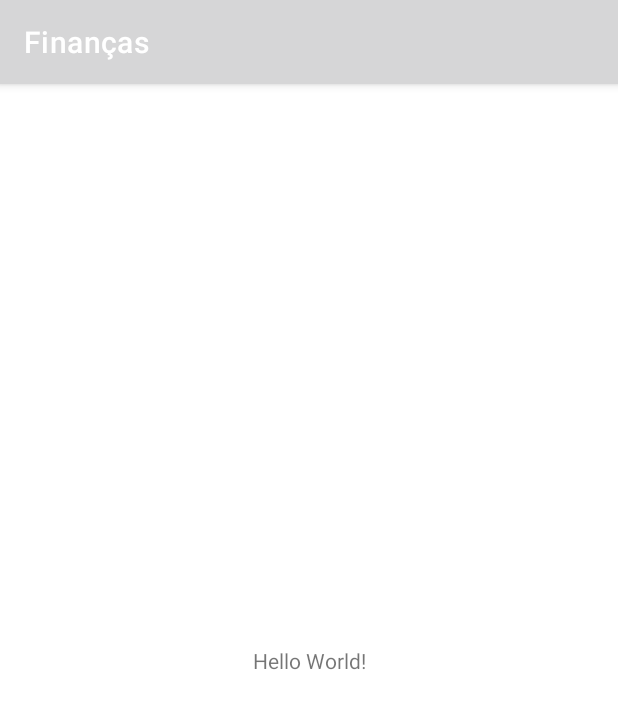
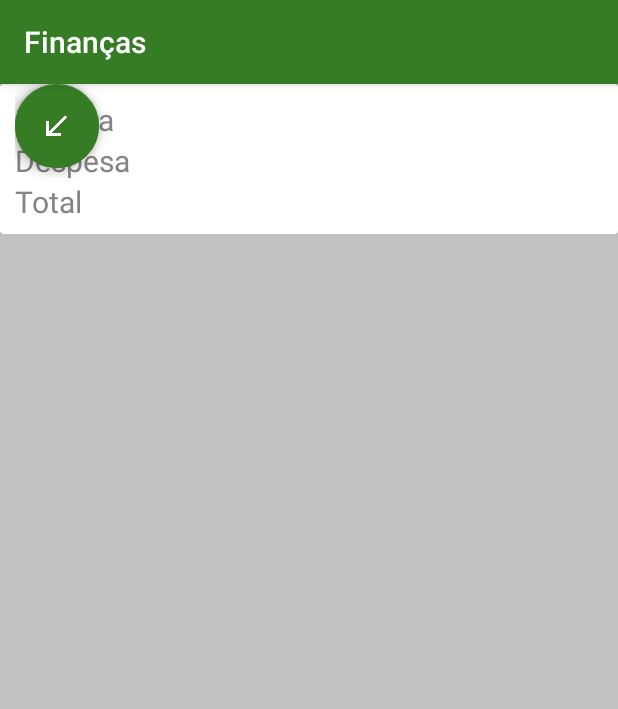
Before and after one commit to lmbaldi/FinancasK, an Android app: the screen it shows after launch (MainActivity before the commit, ListaTransacoesActivity after it), on a phone screen of 412 x 824 dp. Shown: the top 709 px of the screen. Run offline under Robolectric (Android 15) with nearby library versions, the phone set to English and light mode, and no system bars; plain views replace FloatingActionButton, FloatingActionMenu.

Commit message:
layout files are changed to work with Android X

```diff
--- a/app/build.gradle
+++ b/app/build.gradle
@@ -42,4 +42,10 @@ dependencies {
     testImplementation 'junit:junit:4.+'
     androidTestImplementation 'androidx.test.ext:junit:1.1.2'
     androidTestImplementation 'androidx.test.espresso:espresso-core:3.3.0'
+
+    implementation 'com.github.clans:fab:1.6.4'
+
+    implementation "androidx.cardview:cardview:1.0.0"
+
+
 }
--- a/app/src/main/AndroidManifest.xml
+++ b/app/src/main/AndroidManifest.xml
@@ -8,11 +8,10 @@
         android:label="@string/app_name"
         android:roundIcon="@mipmap/ic_launcher_round"
         android:supportsRtl="true"
-        android:theme="@style/Theme.FinancasK">
-        <activity android:name=".MainActivity">
+        android:theme="@style/AppTheme">
+        <activity android:name=".ui.activity.ListaTransacoesActivity">
             <intent-filter>
                 <action android:name="android.intent.action.MAIN" />
-
                 <category android:name="android.intent.category.LAUNCHER" />
             </intent-filter>
         </activity>
--- a/app/src/main/java/com/example/financask/MainActivity.kt
+++ /dev/null
@@ -1,11 +0,0 @@
-package com.example.financask
-
-import androidx.appcompat.app.AppCompatActivity
-import android.os.Bundle
-
-class MainActivity : AppCompatActivity() {
-    override fun onCreate(savedInstanceState: Bundle?) {
-        super.onCreate(savedInstanceState)
-        setContentView(R.layout.activity_main)
-    }
-}
--- a/app/src/main/java/com/example/financask/ui/activity/ListaTransacoesActivity.kt
+++ b/app/src/main/java/com/example/financask/ui/activity/ListaTransacoesActivity.kt
@@ -2,10 +2,12 @@ package com.example.financask.ui.activity
 
 import android.os.Bundle
 import androidx.appcompat.app.AppCompatActivity
+import com.example.financask.R
 
 class ListaTransacoesActivity : AppCompatActivity() {
 
     override fun onCreate(savedInstanceState: Bundle?) {
         super.onCreate(savedInstanceState)
+        setContentView(R.layout.activity_lista_transacoes)
     }
 }
--- a/app/src/main/res/layout/activity_main.xml
+++ /dev/null
@@ -1,18 +0,0 @@
-<?xml version="1.0" encoding="utf-8"?>
-<androidx.constraintlayout.widget.ConstraintLayout xmlns:android="http://schemas.android.com/apk/res/android"
-    xmlns:app="http://schemas.android.com/apk/res-auto"
-    xmlns:tools="http://schemas.android.com/tools"
-    android:layout_width="match_parent"
-    android:layout_height="match_parent"
-    tools:context=".MainActivity">
-
-    <TextView
-        android:layout_width="wrap_content"
-        android:layout_height="wrap_content"
-        android:text="Hello World!"
-        app:layout_constraintBottom_toBottomOf="parent"
-        app:layout_constraintLeft_toLeftOf="parent"
-        app:layout_constraintRight_toRightOf="parent"
-        app:layout_constraintTop_toTopOf="parent" />
-
-</androidx.constraintlayout.widget.ConstraintLayout>
--- a/app/src/main/res/layout/resumo_card.xml
+++ b/app/src/main/res/layout/resumo_card.xml
@@ -1,5 +1,5 @@
 <?xml version="1.0" encoding="utf-8"?>
-<android.support.v7.widget.CardView xmlns:android="http://schemas.android.com/apk/res/android"
+<androidx.cardview.widget.CardView xmlns:android="http://schemas.android.com/apk/res/android"
     xmlns:tools="http://schemas.android.com/tools"
     android:layout_width="match_parent"
     android:layout_height="100dp"
@@ -9,10 +9,11 @@
         android:layout_width="match_parent"
         android:layout_height="match_parent"
         android:orientation="horizontal"
-        android:padding="10dp">
+        android:padding="10dp"
+        android:baselineAligned="false">
 
         <LinearLayout
-            android:layout_width="match_parent"
+            android:layout_width="0dp"
             android:layout_height="wrap_content"
             android:layout_weight="2"
             android:orientation="vertical">
@@ -21,19 +22,19 @@
                 android:layout_width="wrap_content"
                 android:layout_height="wrap_content"
                 android:text="@string/receita"
-                android:textSize="20dp" />
+                android:textSize="20sp" />
 
             <TextView
                 android:layout_width="wrap_content"
                 android:layout_height="wrap_content"
                 android:text="@string/despesa"
-                android:textSize="20dp" />
+                android:textSize="20sp" />
 
             <TextView
                 android:layout_width="wrap_content"
                 android:layout_height="wrap_content"
                 android:text="@string/total"
-                android:textSize="20dp" />
+                android:textSize="20sp" />
 
         </LinearLayout>
 
@@ -47,7 +48,7 @@
                 android:layout_width="wrap_content"
                 android:layout_height="wrap_content"
                 android:layout_gravity="right"
-                android:textSize="20dp"
+                android:textSize="20sp"
                 tools:text="R$ 1000000,00" />
 
             <TextView
@@ -55,7 +56,7 @@
                 android:layout_width="wrap_content"
                 android:layout_height="wrap_content"
                 android:layout_gravity="right"
-                android:textSize="20dp"
+                android:textSize="20sp"
                 tools:text="R$ 10000,00" />
 
             <View
@@ -69,9 +70,9 @@
                 android:layout_width="wrap_content"
                 android:layout_height="wrap_content"
                 android:layout_gravity="right"
-                android:textSize="20dp"
+                android:textSize="20sp"
                 tools:text="R$ 1000,00" />
 
         </LinearLayout>
     </LinearLayout>
-</android.support.v7.widget.CardView>
+</androidx.cardview.widget.CardView>
--- a/app/src/main/res/layout/transacao_item.xml
+++ b/app/src/main/res/layout/transacao_item.xml
@@ -6,7 +6,7 @@
     android:orientation="vertical">
 
 
-    <android.support.v7.widget.CardView
+    <androidx.cardview.widget.CardView
         android:layout_width="match_parent"
         android:layout_height="wrap_content"
         android:layout_margin="10dp"
@@ -62,5 +62,5 @@
 
         </LinearLayout>
 
-    </android.support.v7.widget.CardView>
+    </androidx.cardview.widget.CardView>
 </LinearLayout>
--- a/app/src/main/res/values-night/themes.xml
+++ /dev/null
@@ -1,16 +0,0 @@
-<resources xmlns:tools="http://schemas.android.com/tools">
-    <!-- Base application theme. -->
-    <style name="Theme.FinancasK" parent="Theme.MaterialComponents.DayNight.DarkActionBar">
-        <!-- Primary brand color. -->
-        <item name="colorPrimary">@color/purple_200</item>
-        <item name="colorPrimaryVariant">@color/purple_700</item>
-        <item name="colorOnPrimary">@color/black</item>
-        <!-- Secondary brand color. -->
-        <item name="colorSecondary">@color/teal_200</item>
-        <item name="colorSecondaryVariant">@color/teal_200</item>
-        <item name="colorOnSecondary">@color/black</item>
-        <!-- Status bar color. -->
-        <item name="android:statusBarColor" tools:targetApi="l">?attr/colorPrimaryVariant</item>
-        <!-- Customize your theme here. -->
-    </style>
-</resources>
--- a/app/src/main/res/values/themes.xml
+++ /dev/null
@@ -1,16 +0,0 @@
-<resources xmlns:tools="http://schemas.android.com/tools">
-    <!-- Base application theme. -->
-    <style name="Theme.FinancasK" parent="Theme.MaterialComponents.DayNight.DarkActionBar">
-        <!-- Primary brand color. -->
-        <item name="colorPrimary">@color/purple_500</item>
-        <item name="colorPrimaryVariant">@color/purple_700</item>
-        <item name="colorOnPrimary">@color/white</item>
-        <!-- Secondary brand color. -->
-        <item name="colorSecondary">@color/teal_200</item>
-        <item name="colorSecondaryVariant">@color/teal_700</item>
-        <item name="colorOnSecondary">@color/black</item>
-        <!-- Status bar color. -->
-        <item name="android:statusBarColor" tools:targetApi="l">?attr/colorPrimaryVariant</item>
-        <!-- Customize your theme here. -->
-    </style>
-</resources>
```
Also changed, not shown: app/src/main/res/layout/form_transacao.xml (+4 -4 lines), gradle/wrapper/gradle-wrapper.properties.
